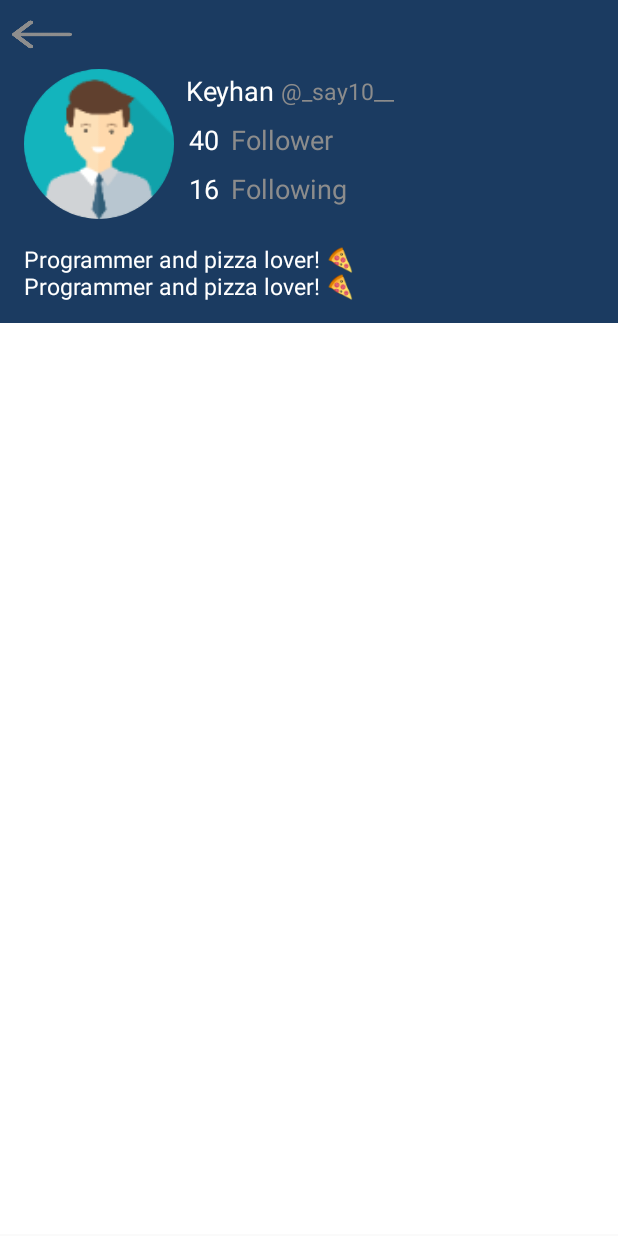
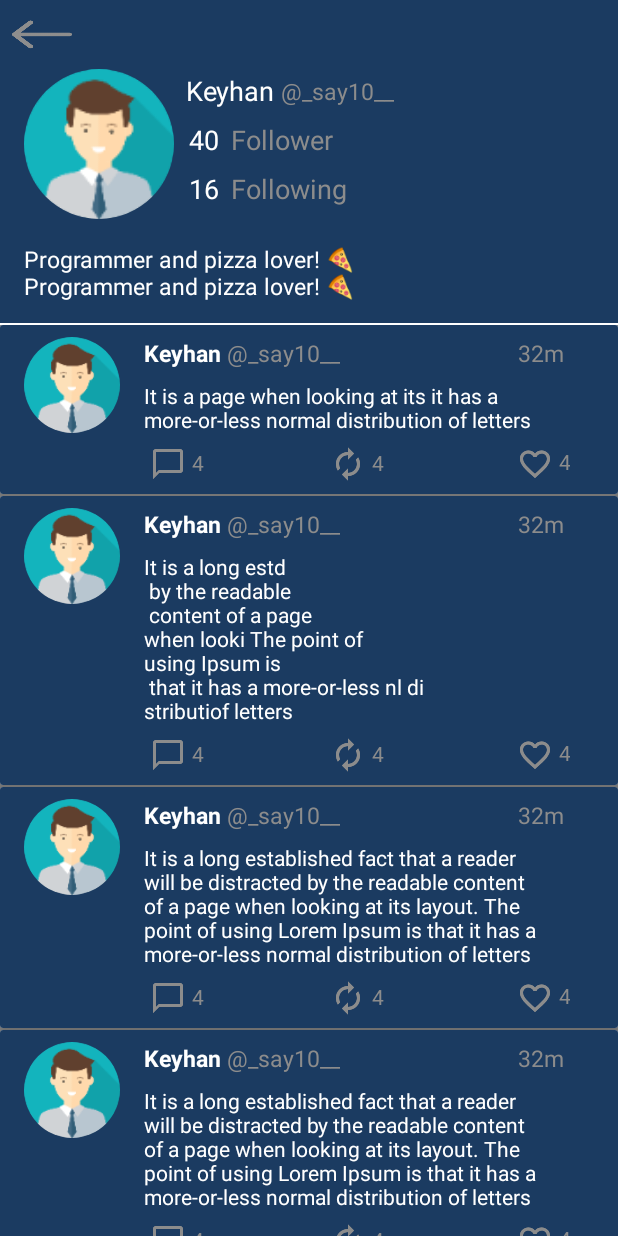
Before and after one commit to keyhanRayati/GoldenTwitter, an Android app: the MyProfile screen opened directly, with no data from a screen before it, on a phone screen of 412 x 824 dp. Run offline under Robolectric (Android 15) with nearby library versions, the phone set to English and light mode, and no system bars; our stand-ins replace CircleImageView.

Commit message:
search complete

```diff
--- a/app/src/main/java/ir/co/arca/twitter/HomeFragment.java
+++ b/app/src/main/java/ir/co/arca/twitter/HomeFragment.java
@@ -26,6 +26,8 @@ public class HomeFragment extends Fragment {
     private List<Twitte> twitteList = new ArrayList<>();
     private ImageButton newTweet;
     private Intent intent;
+    private ImageButton myprofileImage;
+    private Intent intent2;
 
 
     @Nullable
@@ -39,6 +41,7 @@ public class HomeFragment extends Fragment {
     public void onViewCreated(@NonNull View view, @Nullable Bundle savedInstanceState) {
         super.onViewCreated(view, savedInstanceState);
         setupNewTweet(view);
+        setupProfile(view);
         setupRecyclerView(view);
     }
 
@@ -86,4 +89,15 @@ public class HomeFragment extends Fragment {
             }
         });
     }
+
+    private void setupProfile(View view){
+        myprofileImage = view.findViewById(R.id.imageButton6);
+        intent2 = new Intent(getActivity(), MyProfile.class);
+        myprofileImage.setOnClickListener(new View.OnClickListener() {
+            @Override
+            public void onClick(View view) {
+                startActivity(intent2);
+            }
+        });
+    }
 }
--- a/app/src/main/java/ir/co/arca/twitter/MyProfile.java
+++ b/app/src/main/java/ir/co/arca/twitter/MyProfile.java
@@ -1,13 +1,66 @@
 package ir.co.arca.twitter;
 
+import android.content.Context;
 import android.support.v7.app.AppCompatActivity;
 import android.os.Bundle;
+import android.support.v7.widget.LinearLayoutManager;
+import android.support.v7.widget.RecyclerView;
+import android.util.AttributeSet;
+import android.view.View;
+
+import java.util.ArrayList;
+import java.util.List;
 
 public class MyProfile extends AppCompatActivity {
+    private TwitteViewAdapter twitteViewAdapter;
+    private RecyclerView recyclerView;
+    private List<Twitte> twitteList = new ArrayList<>();
+
+
 
     @Override
     protected void onCreate(Bundle savedInstanceState) {
         super.onCreate(savedInstanceState);
+
         setContentView(R.layout.activity_my_profile);
+        filltweetlist();
+        setupRecyclerView();
     }
+
+    private void filltweetlist(){
+        twitteList.add(new Twitte(R.drawable.default_avatar, "Keyhan", "@_say10__",
+                "32m", "It is a page when looking at its it has a more-or-less normal distribution of letters",
+                R.drawable.ic_mention, R.drawable.ic_renew,
+                R.drawable.ic_favorite, "4", "4",
+                "4"));
+        twitteList.add(new Twitte(R.drawable.default_avatar, "Keyhan", "@_say10__",
+                "32m", "It is a long estd\n" +
+                " by the readable\n" +
+                " content of a page \n" +
+                "when looki The point of \n" +
+                "using Ipsum is\n " +
+                "that it has a more-or-less nl di\n" +
+                "stributiof letters",
+                R.drawable.ic_mention, R.drawable.ic_renew,
+                R.drawable.ic_favorite, "4", "4",
+                "4"));
+        for (int i = 0; i < 50; i++) {
+            twitteList.add(new Twitte(R.drawable.default_avatar, "Keyhan", "@_say10__",
+                    "32m", "It is a long established fact that a reader will be distracted by the readable content of a page when looking at its layout. The point of using Lorem Ipsum is that it has a more-or-less normal distribution of letters",
+                    R.drawable.ic_mention, R.drawable.ic_renew,
+                    R.drawable.ic_favorite, "4", "4",
+                    "4"));
+        }
+    }
+
+    private void setupRecyclerView(){
+        recyclerView = findViewById (R.id.myProfileRecyclerView);
+        twitteViewAdapter = new TwitteViewAdapter(twitteList);
+        LinearLayoutManager linearLayoutManager = new LinearLayoutManager(this );
+        recyclerView.setLayoutManager(linearLayoutManager);
+        recyclerView.setAdapter(twitteViewAdapter);
+    }
+
+
+
 }
--- a/app/src/main/res/layout/activity_my_profile.xml
+++ b/app/src/main/res/layout/activity_my_profile.xml
@@ -4,18 +4,18 @@
     xmlns:tools="http://schemas.android.com/tools"
     android:layout_width="match_parent"
     android:layout_height="match_parent"
-    android:layout_marginBottom="1dp"
     android:background="@color/colorWhite"
     tools:context=".MyProfile">
 
     <android.support.constraint.ConstraintLayout
-
+        app:layout_goneMarginBottom="1dp"
         android:id="@+id/constraintLayout2"
         android:layout_width="match_parent"
         android:layout_height="215dp"
         android:background="@color/mainBackground"
         app:layout_constraintBottom_toBottomOf="parent"
         app:layout_constraintEnd_toEndOf="parent"
+        app:layout_constraintHorizontal_bias="0.0"
         app:layout_constraintStart_toStartOf="parent"
         app:layout_constraintTop_toTopOf="parent"
         app:layout_constraintVertical_bias="0.0">
@@ -129,6 +129,7 @@
             android:layout_height="wrap_content"
             android:layout_marginStart="16dp"
             android:layout_marginTop="16dp"
+
             android:maxLines="2"
             android:text="Programmer and pizza lover! 🍕 \nProgrammer and pizza lover! 🍕"
             android:textColor="@color/colorWhite"
@@ -142,8 +143,9 @@
     <android.support.v7.widget.RecyclerView
         android:id="@+id/myProfileRecyclerView"
         android:layout_width="0dp"
+        android:background="@color/colorGray"
         android:layout_height="0dp"
-        android:padding="8dp"
+        android:layout_marginTop="1dp"
         app:layout_constraintBottom_toBottomOf="parent"
         app:layout_constraintEnd_toEndOf="parent"
         app:layout_constraintStart_toStartOf="parent"
```
